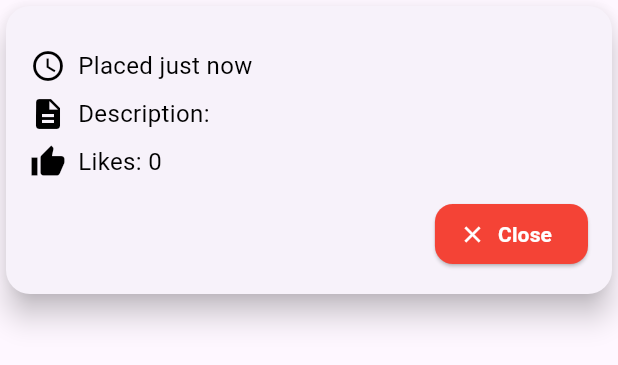
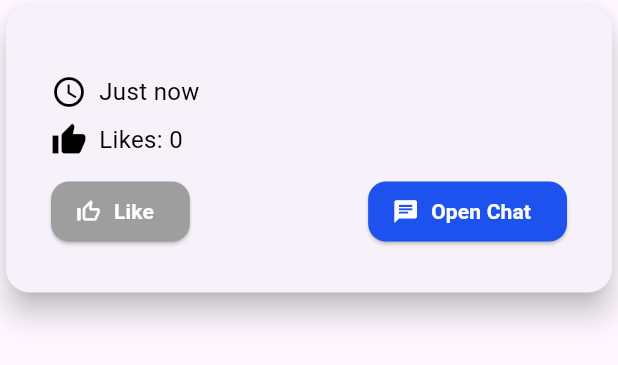
Before and after one commit to unibuc-cs/SafeZones-mobile-app, a Flutter app: the InfoPanel widget shown alone on an empty page, opened directly with empty values, on a phone screen of 412 x 824 dp. Shown: the top 365 px of the screen. Run offline on Flutter 3.47's test engine with Material 3 defaults, Android fonts, the phone set to English and light mode, and no system bars; our stand-ins replace animate_do, firebase_auth, firebase_core, geolocator, google_maps_flutter, google_sign_in and 1 more; accounts and stored records are empty; network calls fail.

Commit message:
Implemented Chat Component for Map Point

```diff
--- a/frontend/lib/components/info_panel.dart
+++ b/frontend/lib/components/info_panel.dart
@@ -33,6 +33,12 @@ class _InfoPanelState extends State<InfoPanel> {
   String? _userName = '';
   String? _userLevel = '';
   bool _isLikedByUser = false;
+  bool isChatOpen = false;
+
+  final List<ChatMessage> _messages = [];
+  final TextEditingController _messageController = TextEditingController();
+
+  String _userCurrentName = '';
 
   @override
   void initState() {
@@ -42,7 +48,9 @@ class _InfoPanelState extends State<InfoPanel> {
     _fetchCurrentUserId();
     _fetchUserName();
     _fetchUserLevel();
+    _fetchCurrentUserName();
     _pointLikedByUser();
+    _getMessages();
   }
 
   // Fetch the current user ID from Firebase Auth
@@ -55,6 +63,14 @@ class _InfoPanelState extends State<InfoPanel> {
     }
   }
 
+ Future<void> _getMessages() async {
+    List<ChatMessage> fetchedMessages = await fetchMessages(widget.point.id);
+    print(widget.point.id);
+    setState(() {
+      _messages.clear();
+      _messages.addAll(fetchedMessages);
+    });
+  }
   // Fetch the user name from the server
   Future<void> _fetchUserName() async {
     try {
@@ -65,6 +81,24 @@ class _InfoPanelState extends State<InfoPanel> {
       if (response.statusCode == 200) {
         setState(() {
           _userName = response.body;
+        });
+      } else {
+        throw Exception('Failed to load user name');
+      }
+    } catch (e) {
+      print('Error fetching user name: $e');
+    }
+  }
+
+  Future<void> _fetchCurrentUserName() async {
+    try {
+      final response = await http.get(
+        Uri.parse('${baseURL}/users/${_currentUserId}'),
+        headers: {'Content-Type': 'application/json'},
+      );
+      if (response.statusCode == 200) {
+        setState(() {
+          _userCurrentName = response.body;
         });
       } else {
         throw Exception('Failed to load user name');
@@ -94,17 +128,17 @@ class _InfoPanelState extends State<InfoPanel> {
   }
 
   // Format the timestamp to show how long ago the point was created
-  String _formatTimeAgo(Point point) {
-    final duration = DateTime.now().difference(point.timestamp);
+  String _formatTimeAgo(DateTime date) {
+    final duration = DateTime.now().difference(date);
 
     if (duration.inDays > 0) {
-      return 'Placed ${duration.inDays} days ago';
+      return '${duration.inDays} days ago';
     } else if (duration.inHours > 0) {
-      return 'Placed ${duration.inHours} hours ago';
+      return '${duration.inHours} hours ago';
     } else if (duration.inMinutes > 0) {
-      return 'Placed ${duration.inMinutes} minutes ago';
+      return '${duration.inMinutes} minutes ago';
     } else {
-      return 'Placed just now';
+      return 'Just now';
     }
   }
 
@@ -202,45 +236,31 @@ Widget build(BuildContext context) {
   // Check if the point belongs to the current user
   bool isCurrentUserPoint = _currentUserId == widget.point.userId;
 
-  return SingleChildScrollView(
+  return Stack(
+      children: [
+        AnimatedContainer(
+          duration: Duration(milliseconds: 300),
+          height: isChatOpen ? 500 : 300,
+          child: SingleChildScrollView(
             child: Card(
               elevation: 8,
               shape: RoundedRectangleBorder(
                 borderRadius: BorderRadius.circular(16.0),
               ),
               child: Padding(
-        padding: EdgeInsets.all(16),
+                padding: EdgeInsets.all(30),
                 child: Column(
-          mainAxisSize: MainAxisSize.min,
                   crossAxisAlignment: CrossAxisAlignment.start,
                   children: <Widget>[
-            if (_userLevel != '')
-              ModernTrustFactor(
-                event: widget.point.event,
-                userLevel: _userLevel!,
-              ),
-            SizedBox(height: 12),
+                    if (_userLevel != '') ModernTrustFactor(event: widget.point.event, userLevel: _userLevel!),
+                    SizedBox(height: 15),
                     Row(
                       children: [
                         Icon(Icons.access_time, color: textColor),
                         SizedBox(width: 8),
                         Text(
-                  _formatTimeAgo(widget.point),
+                          _formatTimeAgo(widget.point.timestamp),
                           style: TextStyle(fontSize: 16, color: textColor),
-                ),
-              ],
-            ),
-            SizedBox(height: 8),
-            Row(
-              crossAxisAlignment: CrossAxisAlignment.start,
-              children: [
-                Icon(Icons.description, color: textColor),
-                SizedBox(width: 8),
-                Expanded(
-                  child: Text(
-                    "Description: ${widget.point.description}",
-                    style: TextStyle(fontSize: 16, color: textColor),
-                  ),
                         ),
                       ],
                     ),
@@ -250,7 +270,7 @@ Widget build(BuildContext context) {
                         Icon(Icons.thumb_up, color: textColor),
                         SizedBox(width: 8),
                         Text(
-                  "Likes: " + _voteCount.toString(),
+                          "Likes: $_voteCount",
                           style: TextStyle(fontSize: 16, color: textColor),
                         ),
                       ],
@@ -259,11 +279,7 @@ Widget build(BuildContext context) {
                     Row(
                       mainAxisAlignment: MainAxisAlignment.spaceBetween,
                       children: <Widget>[
-                Visibility(
-                  visible: !isCurrentUserPoint, // Hide the button if the point belongs to the current user
-                  child: AbsorbPointer(
-                    absorbing: isCurrentUserPoint, // Disable the button if the point belongs to the current user
-                    child: ElevatedButton.icon(
+                        ElevatedButton.icon(
                           onPressed: _incrementVotes,
                           icon: Icon(
                             _isLikedByUser ? Icons.thumb_up : Icons.thumb_up_off_alt,
@@ -271,44 +287,167 @@ Widget build(BuildContext context) {
                           ),
                           label: Text(
                             _isLikedByUser ? 'Liked' : 'Like',
-                        style: TextStyle(
-                          color: Colors.white,
-                          fontWeight: FontWeight.bold,
-                        ),
+                            style: TextStyle(color: Colors.white, fontWeight: FontWeight.bold),
                           ),
                           style: ElevatedButton.styleFrom(
                             backgroundColor: _isLikedByUser ? Colors.green : Colors.grey,
-                        shape: RoundedRectangleBorder(
-                          borderRadius: BorderRadius.circular(12.0),
+                            shape: RoundedRectangleBorder(borderRadius: BorderRadius.circular(12.0)),
+                          ),
+                        ),
+                        ElevatedButton.icon(
+                          onPressed: () {
+                            setState(() {
+                              isChatOpen = !isChatOpen;
+                            });
+                          },
+                          icon: Icon(isChatOpen ? Icons.close : Icons.chat, color: Colors.white),
+                          label: Text(
+                            isChatOpen ? 'Close Chat' : 'Open Chat',
+                            style: TextStyle(color: Colors.white, fontWeight: FontWeight.bold),
+                          ),
+                          style: ElevatedButton.styleFrom(
+                            backgroundColor: Color.fromARGB(255, 30, 82, 238),
+                            shape: RoundedRectangleBorder(borderRadius: BorderRadius.circular(12.0)),
+                          ),
+                        ),
+                      ],
+                    ),
+                    if (isChatOpen) ...[
+                      Divider(),
+                      Text(
+                        "Chat Section",
+                        style: TextStyle(fontSize: 18, fontWeight: FontWeight.bold),
+                      ),
+                      SizedBox(height: 8),
+                      Container(
+                        height: 200,
+                        child: ListView.builder(
+                          itemCount: _messages.length,
+                          itemBuilder: (context, index) {
+                            final message = _messages[index];
+                            final isCurrentUserMessage = message.username == _userName;
+                            return Container(
+                              margin: EdgeInsets.symmetric(vertical: 4, horizontal: 8),
+                              padding: EdgeInsets.all(12),
+                              decoration: BoxDecoration(
+                                color: isCurrentUserMessage ? Colors.blue[50] : Colors.grey[200],
+                                borderRadius: BorderRadius.circular(12),
+                                border: isCurrentUserMessage
+                                    ? Border.all(color: Colors.blue, width: 2)
+                                    : null,
+                              ),
+                              child: Column(
+                                crossAxisAlignment: CrossAxisAlignment.start,
+                                children: [
+                                  Text(
+                                    message.username,
+                                    style: TextStyle(
+                                      fontWeight: FontWeight.bold,
+                                      color: isCurrentUserMessage ? Colors.blue : Colors.grey[700],
+                                    ),
+                                  ),
+                                  SizedBox(height: 4),
+                                  Text(message.content),
+                                  SizedBox(height: 4),
+                                  Text(
+                                    _formatTimeAgo(message.timestamp),
+                                    style: TextStyle(fontSize: 12, color: Colors.grey),
+                                  ),
+                                ],
+                              ),
+                            );
+                          },
+                        ),
+                      ),
+                      Padding(
+                        padding: EdgeInsets.all(8.0),
+                        child: Row(
+                          children: [
+                            Expanded(
+                              child: TextField(
+                                controller: _messageController,
+                                decoration: InputDecoration(
+                                  hintText: "Type your message",
+                                  border: OutlineInputBorder(
+                                    borderRadius: BorderRadius.circular(8.0),
+                                  ),
+                                ),
+                                onSubmitted: _sendMessage,
+                              ),
+                            ),
+                            SizedBox(width: 8),
+                            ElevatedButton(
+                              onPressed: () => _sendMessage(_messageController.text),
+                              child: Icon(Icons.send),
+                            ),
+                          ],
+                        ),
+                      ),
+                    ],
+                  ],
                 ),
               ),
             ),
           ),
         ),
-                ElevatedButton.icon(
-                  onPressed: widget.onClose,
-                  icon: Icon(Icons.close, color: Colors.white),
-                  label: Text(
-                    'Close',
-                    style: TextStyle(
-                      color: Colors.white,
-                      fontWeight: FontWeight.bold,
-                    ),
-                  ),
-                  style: ElevatedButton.styleFrom(
-                    backgroundColor: Colors.red,
-                    shape: RoundedRectangleBorder(
-                      borderRadius: BorderRadius.circular(12.0),
-                    ),
-                  ),
-                ),
       ],
-            ),
-          ],
-        ),
-      ),
-    ),
     );
 }
 
+Future<List<ChatMessage>> fetchMessages(int chatId) async {
+  final response = await http.get(
+    Uri.parse('${baseURL}/chat/get/$chatId'),
+  );
+
+  if (response.statusCode == 200) {
+    List<dynamic> messages = jsonDecode(response.body);
+    return messages.map((msg) => ChatMessage(
+      content: msg['content'] as String,
+      username: msg['username'] as String,
+      timestamp: DateTime.parse(msg['timestamp']),  // Parsează timestamp-ul
+    )).toList();
+  } else {
+    throw Exception('Failed to load messages');
   }
+}
+void _sendMessage(String message) {
+  if (message.isEmpty) return;
+
+  DateTime now = DateTime.now(); // Timestamp-ul mesajului
+  setState(() {
+    _messages.add(new ChatMessage(content: message, username: _userCurrentName, timestamp: now));
+  });
+
+  _messageController.clear(); // Curăță câmpul de text
+
+  // Trimiterea mesajului către backend
+  sendMessage(message, _currentUserId ?? "", widget.point.id, now);
+}
+
+Future<void> sendMessage(String content, String userId, int chatId, DateTime timestamp) async {
+  final response = await http.post(
+    Uri.parse('${baseURL}/chat/add'),
+    headers: <String, String>{'Content-Type': 'application/json'},
+    body: jsonEncode(<String, String>{
+      "content": content,
+      "userId": userId,
+      "chatId": chatId.toString(),
+      "timestamp": timestamp.toIso8601String(),
+    }),
+  );
+  if (response.statusCode == 200) {
+    print('Message saved successfully');
+  } else {
+    print('Failed to save message');
+  }
+}
+
+}
+
+class ChatMessage {
+  final String content;
+  final String username;
+  final DateTime timestamp; // Adăugăm timestamp-ul
+
+  ChatMessage({required this.content, required this.username, required this.timestamp});
+}
```
Lines whose indentation alone changed are shown as unchanged.
